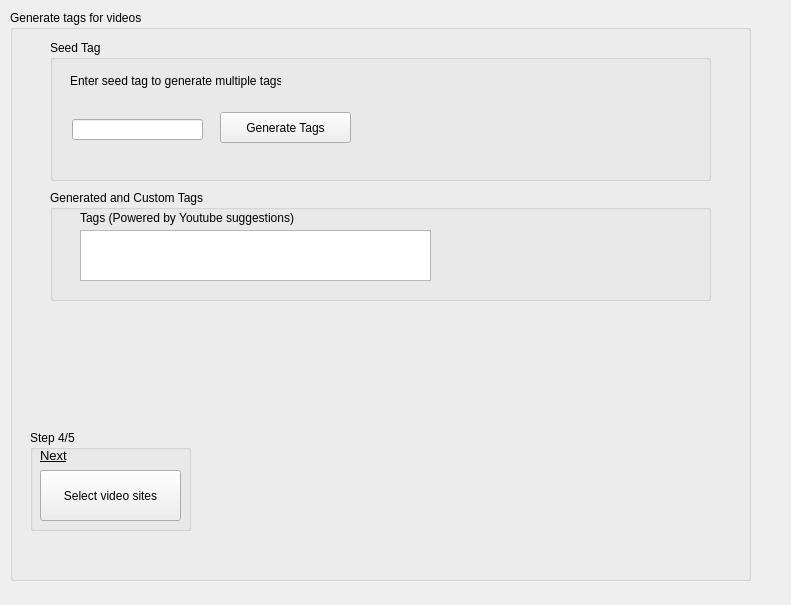
Above: ui/upload.ui from pratikone/videoVenom before the change. Below: the same form after it.
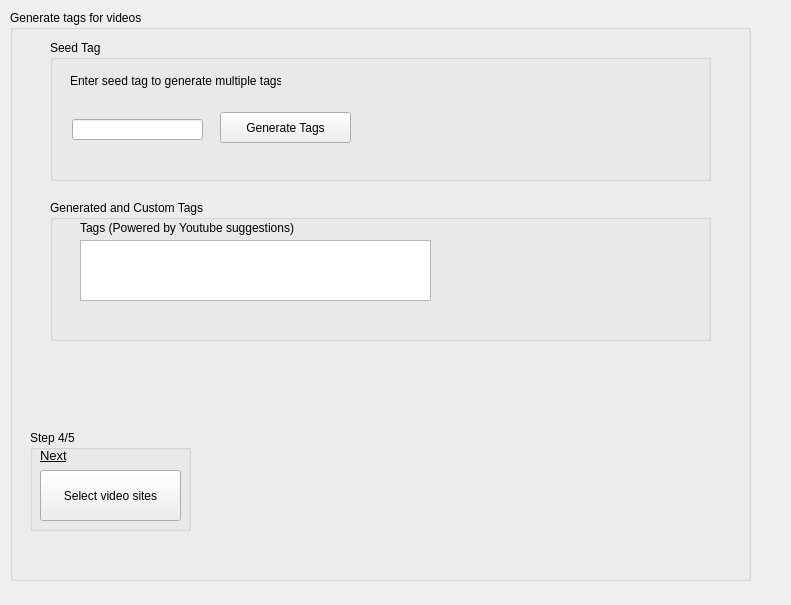
That is the form after the change. The open tabs and pages were chosen to show the change. Icons and pictures are not drawn.

Patch:
```diff
--- a/ui/upload.ui
+++ b/ui/upload.ui
@@ -168,9 +168,9 @@
      <property name="geometry">
       <rect>
        <x>40</x>
-       <y>180</y>
+       <y>190</y>
        <width>661</width>
-       <height>111</height>
+       <height>141</height>
       </rect>
      </property>
      <property name="font">
@@ -189,7 +189,7 @@
         <x>30</x>
         <y>40</y>
         <width>351</width>
-        <height>51</height>
+        <height>61</height>
        </rect>
       </property>
       <property name="inputMethodHints">
```
Left out of the diff: 40 changed lines with no effect on the pictures.
